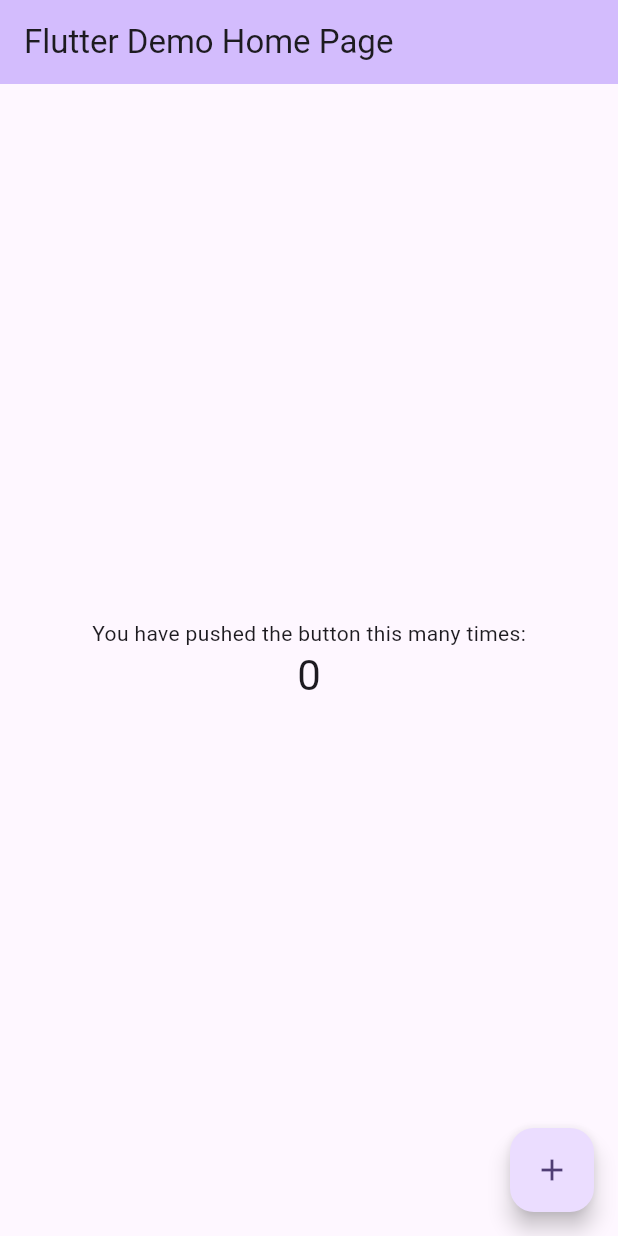
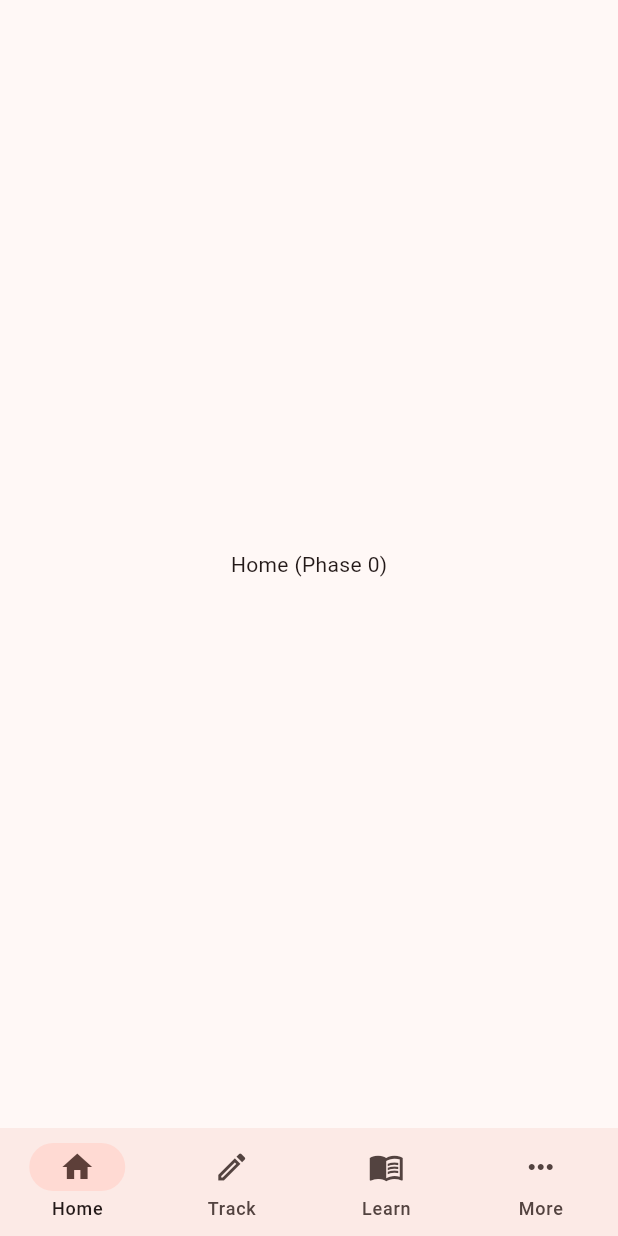
Before and after one commit to Breakrule/pregnancy-baby-tracking, a Flutter app: the screen it shows after launch, on a phone screen of 412 x 824 dp. Run offline on Flutter 3.47's test engine with Material 3 defaults, Android fonts, the light colour scheme and no system bars; our stand-ins replace flutter_riverpod, go_router.

Commit message:
feat: add theme, go_router shell, placeholder tab screens

```diff
--- /dev/null
+++ b/lib/app.dart
@@ -0,0 +1,26 @@
+import 'package:flutter/material.dart';
+import 'package:flutter_riverpod/flutter_riverpod.dart';
+import 'package:go_router/go_router.dart';
+
+import 'core/router.dart';
+import 'core/theme.dart';
+
+final routerProvider = Provider<GoRouter>((ref) {
+  final router = buildRouter();
+  ref.onDispose(router.dispose);
+  return router;
+});
+
+class NurtureApp extends ConsumerWidget {
+  const NurtureApp({super.key});
+
+  @override
+  Widget build(BuildContext context, WidgetRef ref) {
+    return MaterialApp.router(
+      title: 'Nurture',
+      debugShowCheckedModeBanner: false,
+      theme: AppTheme.pregnancy(),
+      routerConfig: ref.watch(routerProvider),
+    );
+  }
+}
--- /dev/null
+++ b/lib/core/router.dart
@@ -0,0 +1,103 @@
+import 'package:flutter/material.dart';
+import 'package:go_router/go_router.dart';
+
+import '../features/more/more_screen.dart';
+import '../features/pregnancy/home/home_screen.dart';
+import '../features/pregnancy/learn/learn_screen.dart';
+import '../features/pregnancy/setup/setup_wizard_screen.dart';
+import '../features/pregnancy/track/track_screen.dart';
+
+final _rootNavigatorKey = GlobalKey<NavigatorState>();
+
+GoRouter buildRouter() {
+  return GoRouter(
+    navigatorKey: _rootNavigatorKey,
+    initialLocation: '/home',
+    routes: [
+      GoRoute(
+        path: '/setup',
+        builder: (context, state) => const SetupWizardScreen(),
+      ),
+      StatefulShellRoute.indexedStack(
+        builder: (context, state, navigationShell) =>
+            AppShell(navigationShell: navigationShell),
+        branches: [
+          StatefulShellBranch(
+            routes: [
+              GoRoute(
+                path: '/home',
+                builder: (context, state) => const HomeScreen(),
+              ),
+            ],
+          ),
+          StatefulShellBranch(
+            routes: [
+              GoRoute(
+                path: '/track',
+                builder: (context, state) => const TrackScreen(),
+              ),
+            ],
+          ),
+          StatefulShellBranch(
+            routes: [
+              GoRoute(
+                path: '/learn',
+                builder: (context, state) => const LearnScreen(),
+              ),
+            ],
+          ),
+          StatefulShellBranch(
+            routes: [
+              GoRoute(
+                path: '/more',
+                builder: (context, state) => const MoreScreen(),
+              ),
+            ],
+          ),
+        ],
+      ),
+    ],
+  );
+}
+
+class AppShell extends StatelessWidget {
+  const AppShell({super.key, required this.navigationShell});
+
+  final StatefulNavigationShell navigationShell;
+
+  @override
+  Widget build(BuildContext context) {
+    return Scaffold(
+      body: navigationShell,
+      bottomNavigationBar: NavigationBar(
+        selectedIndex: navigationShell.currentIndex,
+        onDestinationSelected: (index) => navigationShell.goBranch(
+          index,
+          initialLocation: index == navigationShell.currentIndex,
+        ),
+        destinations: const [
+          NavigationDestination(
+            icon: Icon(Icons.home_outlined),
+            selectedIcon: Icon(Icons.home),
+            label: 'Home',
+          ),
+          NavigationDestination(
+            icon: Icon(Icons.edit_outlined),
+            selectedIcon: Icon(Icons.edit),
+            label: 'Track',
+          ),
+          NavigationDestination(
+            icon: Icon(Icons.menu_book_outlined),
+            selectedIcon: Icon(Icons.menu_book),
+            label: 'Learn',
+          ),
+          NavigationDestination(
+            icon: Icon(Icons.more_horiz),
+            selectedIcon: Icon(Icons.more_horiz),
+            label: 'More',
+          ),
+        ],
+      ),
+    );
+  }
+}
--- /dev/null
+++ b/lib/core/theme.dart
@@ -0,0 +1,26 @@
+import 'package:flutter/material.dart';
+
+/// Pregnancy mode: soft coral. Baby mode (Phase 3+): soft teal.
+class AppTheme {
+  static ThemeData pregnancy() => _base(seed: const Color(0xFFE8836F));
+
+  static ThemeData baby() => _base(seed: const Color(0xFF4DB6AC));
+
+  static ThemeData _base({required Color seed}) {
+    final scheme = ColorScheme.fromSeed(seedColor: seed);
+    return ThemeData(
+      useMaterial3: true,
+      colorScheme: scheme,
+      cardTheme: CardThemeData(
+        elevation: 0,
+        shape: RoundedRectangleBorder(borderRadius: BorderRadius.circular(16)),
+        color: scheme.surfaceContainerLow,
+      ),
+      inputDecorationTheme: InputDecorationTheme(
+        border: OutlineInputBorder(borderRadius: BorderRadius.circular(12)),
+        filled: true,
+      ),
+      navigationBarTheme: const NavigationBarThemeData(height: 72),
+    );
+  }
+}
--- /dev/null
+++ b/lib/features/pregnancy/home/home_screen.dart
@@ -0,0 +1,10 @@
+import 'package:flutter/material.dart';
+
+class HomeScreen extends StatelessWidget {
+  const HomeScreen({super.key});
+
+  @override
+  Widget build(BuildContext context) {
+    return const Scaffold(body: Center(child: Text('Home (Phase 0)')));
+  }
+}
--- a/lib/main.dart
+++ b/lib/main.dart
@@ -1,122 +1,9 @@
 import 'package:flutter/material.dart';
+import 'package:flutter_riverpod/flutter_riverpod.dart';
 
-void main() {
-  runApp(const MyApp());
+import 'app.dart';
+
+Future<void> main() async {
+  WidgetsFlutterBinding.ensureInitialized();
+  runApp(const ProviderScope(child: NurtureApp()));
 }
-
-class MyApp extends StatelessWidget {
-  const MyApp({super.key});
-
-  // This widget is the root of your application.
-  @override
-  Widget build(BuildContext context) {
-    return MaterialApp(
-      title: 'Flutter Demo',
-      theme: ThemeData(
-        // This is the theme of your application.
-        //
-        // TRY THIS: Try running your application with "flutter run". You'll see
-        // the application has a purple toolbar. Then, without quitting the app,
-        // try changing the seedColor in the colorScheme below to Colors.green
-        // and then invoke "hot reload" (save your changes or press the "hot
-        // reload" button in a Flutter-supported IDE, or press "r" if you used
-        // the command line to start the app).
-        //
-        // Notice that the counter didn't reset back to zero; the application
-        // state is not lost during the reload. To reset the state, use hot
-        // restart instead.
-        //
-        // This works for code too, not just values: Most code changes can be
-        // tested with just a hot reload.
-        colorScheme: .fromSeed(seedColor: Colors.deepPurple),
-      ),
-      home: const MyHomePage(title: 'Flutter Demo Home Page'),
-    );
-  }
-}
-
-class MyHomePage extends StatefulWidget {
-  const MyHomePage({super.key, required this.title});
-
-  // This widget is the home page of your application. It is stateful, meaning
-  // that it has a State object (defined below) that contains fields that affect
-  // how it looks.
-
-  // This class is the configuration for the state. It holds the values (in this
-  // case the title) provided by the parent (in this case the App widget) and
-  // used by the build method of the State. Fields in a Widget subclass are
-  // always marked "final".
-
-  final String title;
-
-  @override
-  State<MyHomePage> createState() => _MyHomePageState();
-}
-
-class _MyHomePageState extends State<MyHomePage> {
-  int _counter = 0;
-
-  void _incrementCounter() {
-    setState(() {
-      // This call to setState tells the Flutter framework that something has
-      // changed in this State, which causes it to rerun the build method below
-      // so that the display can reflect the updated values. If we changed
-      // _counter without calling setState(), then the build method would not be
-      // called again, and so nothing would appear to happen.
-      _counter++;
-    });
-  }
-
-  @override
-  Widget build(BuildContext context) {
-    // This method is rerun every time setState is called, for instance as done
-    // by the _incrementCounter method above.
-    //
-    // The Flutter framework has been optimized to make rerunning build methods
-    // fast, so that you can just rebuild anything that needs updating rather
-    // than having to individually change instances of widgets.
-    return Scaffold(
-      appBar: AppBar(
-        // TRY THIS: Try changing the color here to a specific color (to
-        // Colors.amber, perhaps?) and trigger a hot reload to see the AppBar
-        // change color while the other colors stay the same.
-        backgroundColor: Theme.of(context).colorScheme.inversePrimary,
-        // Here we take the value from the MyHomePage object that was created by
-        // the App.build method, and use it to set our appbar title.
-        title: Text(widget.title),
-      ),
-      body: Center(
-        // Center is a layout widget. It takes a single child and positions it
-        // in the middle of the parent.
-        child: Column(
-          // Column is also a layout widget. It takes a list of children and
-          // arranges them vertically. By default, it sizes itself to fit its
-          // children horizontally, and tries to be as tall as its parent.
-          //
-          // Column has various properties to control how it sizes itself and
-          // how it positions its children. Here we use mainAxisAlignment to
-          // center the children vertically; the main axis here is the vertical
-          // axis because Columns are vertical (the cross axis would be
-          // horizontal).
-          //
-          // TRY THIS: Invoke "debug painting" (choose the "Toggle Debug Paint"
-          // action in the IDE, or press "p" in the console), to see the
-          // wireframe for each widget.
-          mainAxisAlignment: .center,
-          children: [
-            const Text('You have pushed the button this many times:'),
-            Text(
-              '$_counter',
-              style: Theme.of(context).textTheme.headlineMedium,
-            ),
-          ],
-        ),
-      ),
-      floatingActionButton: FloatingActionButton(
-        onPressed: _incrementCounter,
-        tooltip: 'Increment',
-        child: const Icon(Icons.add),
-      ),
-    );
-  }
-}
```
Also changed, not shown: lib/core/widgets/disclaimer_footer.dart (added, +20 -0 lines), lib/features/more/more_screen.dart (added, +10 -0 lines), lib/features/pregnancy/learn/learn_screen.dart (added, +10 -0 lines), lib/features/pregnancy/setup/setup_wizard_screen.dart (added, +10 -0 lines), lib/features/pregnancy/track/track_screen.dart (added, +10 -0 lines), 1 other file.
